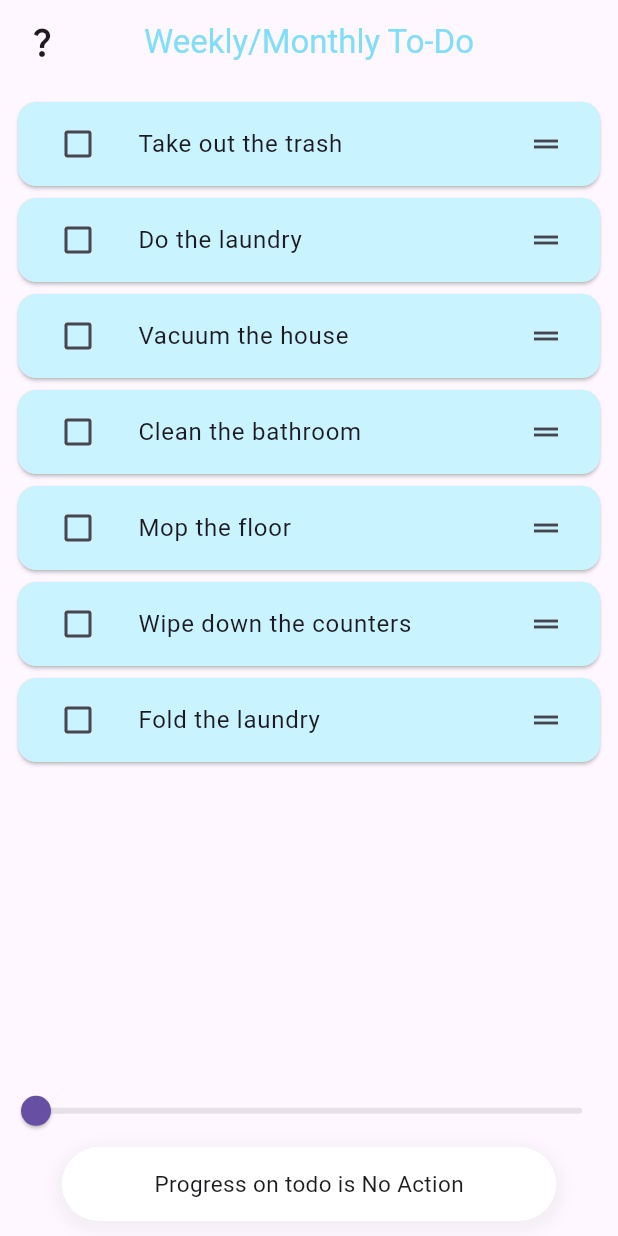
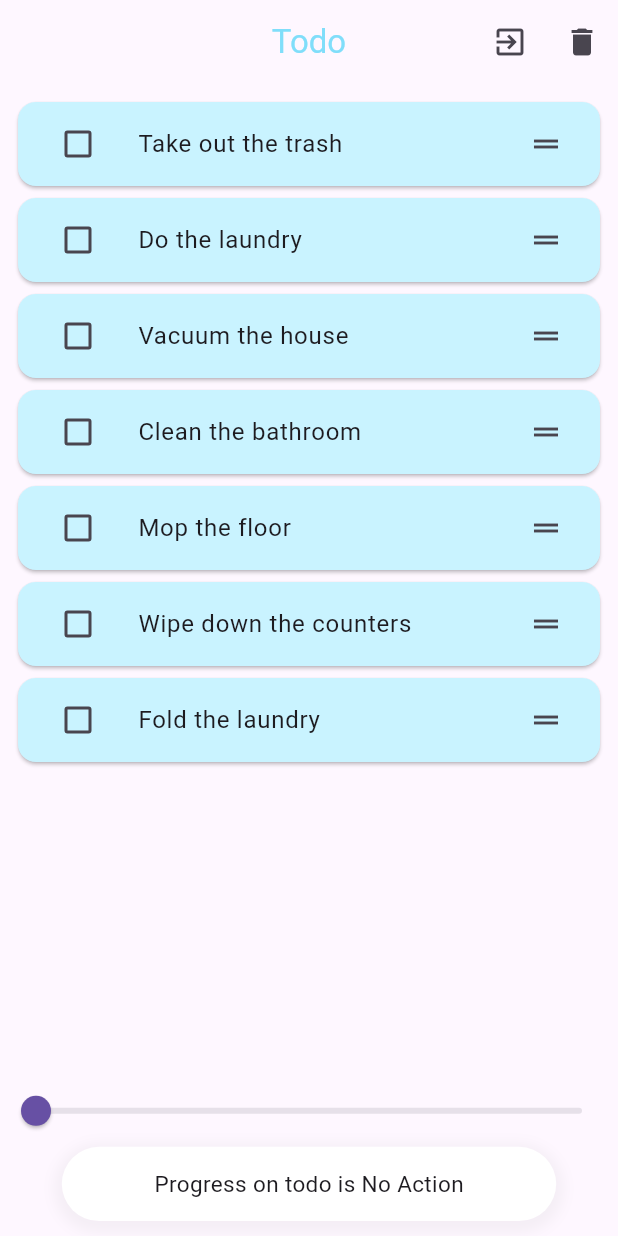
Before and after one commit to katsualonso14/PandaFlutter, a Flutter app: the TodoPage screen opened directly, on a phone screen of 412 x 824 dp. Run offline on Flutter 3.47's test engine with Material 3 defaults, Android fonts, the phone set to English and light mode, and no system bars; our stand-ins replace cloud_firestore, firebase_auth, firebase_core, flutter_hooks, google_mobile_ads, shared_preferences; accounts and stored records are empty.

Commit message:
Fix Page Number

```diff
--- a/lib/presentation/pages/laundry_post_page.dart
+++ b/lib/presentation/pages/laundry_post_page.dart
@@ -14,7 +14,7 @@ class LaundryPostPage extends StatefulWidget {
 }
 
 class _LaundryPostPage extends State<LaundryPostPage> {
-  final pageNumber = 3;
+  final pageNumber = 1;
 
   @override
   Widget build(BuildContext context) {
--- a/lib/presentation/pages/post_page.dart
+++ b/lib/presentation/pages/post_page.dart
@@ -14,7 +14,7 @@ class PostPage extends StatefulWidget {
 }
 
 class _PostPage extends State<PostPage> {
-  final pageNumber = 2;
+  final pageNumber = 0;
 
   @override
   Widget build(BuildContext context) {
--- a/lib/presentation/pages/todo_page.dart
+++ b/lib/presentation/pages/todo_page.dart
@@ -19,8 +19,9 @@ class TodoPage extends HookWidget {
       {"task": "Fold the laundry", "isChecked": false},
     ]);
     var sliderValue = useState(0.0);
+    const pageNumber = 2;
     return Scaffold(
-      appBar: const MyAppBar(pageNumber: 0),
+      appBar: const MyAppBar(pageNumber: pageNumber),
       body: Column(
         children: [
           Expanded(
--- a/lib/presentation/parts/my_app_bar.dart
+++ b/lib/presentation/parts/my_app_bar.dart
@@ -10,7 +10,7 @@ class MyAppBar extends StatelessWidget implements PreferredSizeWidget {
 
   @override
   Widget build(BuildContext context) {
-    const titles = ['Weekly/Monthly To-Do', "Today's Room Clean To-Do", 'Bathroom', 'Laundry'];
+    const titles = ['Bathroom', 'Laundry', 'Todo'];
     return AppBar(
       leading: pageNumber == 0 ? IconButton(
           onPressed: (){
@@ -21,13 +21,12 @@ class MyAppBar extends StatelessWidget implements PreferredSizeWidget {
           icon: const Icon(Icons.question_mark)
       ) : const SizedBox.shrink(),
       actions: [
-        if(pageNumber == 3) const SignOutButton(),
-        if(pageNumber == 3) DeleteButton(buildContext: context),
-        if(pageNumber == 2 || pageNumber == 3)
+        if(pageNumber == 2) const SignOutButton(),
+        if(pageNumber == 2) DeleteButton(buildContext: context),
+        if(pageNumber == 0 || pageNumber == 1)
         IconButton(
           onPressed: () {
-            pageNumber == 2 ? Navigator.pushNamed(context, '/PostAddPage' ,arguments: pageNumber)
-                : Navigator.pushNamed(context, '/PostAddPage', arguments: pageNumber);
+            Navigator.pushNamed(context, '/PostAddPage', arguments: pageNumber);
           },
           icon: const Icon(Icons.edit),
         ),
```
